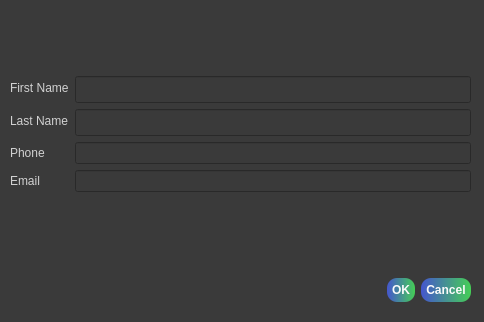
This is AddPerson.ui in hrosicka/PyQtPartyList as Qt 5 draws it before an edit. The edited form follows.
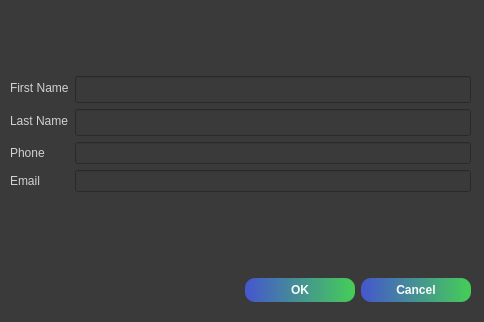
This is the edited form.

What changed in the file:
```diff
--- a/AddPerson.ui
+++ b/AddPerson.ui
@@ -56,7 +56,8 @@
 padding-left: 5px; 
 padding-right: 5px;
 padding-top: 5px; 
-padding-bottom: 5px;</string>
+padding-bottom: 5px;
+width: 100px;</string>
       </property>
       <property name="standardButtons">
        <set>QDialogButtonBox::Cancel|QDialogButtonBox::Ok</set>
```
